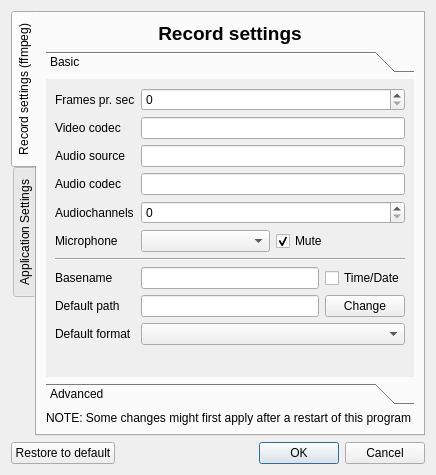
First picture: the form in source/settingsdialog.ui, repository froksen/FDesktopRecorder, before the edit.
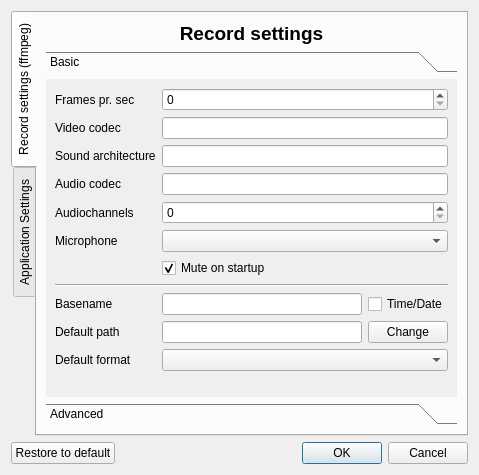
Second picture: the form after the edit.

Commit message: Updated UI help text + UI text in settingsdialog

```diff
--- a/source/settingsdialog.ui
+++ b/source/settingsdialog.ui
@@ -6,7 +6,7 @@
    <rect>
     <x>0</x>
     <y>0</y>
-    <width>435</width>
+    <width>479</width>
     <height>475</height>
    </rect>
   </property>
@@ -54,8 +54,8 @@
            <rect>
             <x>0</x>
             <y>0</y>
-            <width>386</width>
-            <height>307</height>
+            <width>424</width>
+            <height>332</height>
            </rect>
           </property>
           <attribute name="label">
@@ -127,21 +127,21 @@
                </property>
               </widget>
              </item>
-             <item row="6" column="0" colspan="2">
+             <item row="7" column="0" colspan="2">
               <widget class="Line" name="line">
                <property name="orientation">
                 <enum>Qt::Horizontal</enum>
                </property>
               </widget>
              </item>
-             <item row="7" column="0">
+             <item row="8" column="0">
               <widget class="QLabel" name="labelbasename">
                <property name="text">
                 <string>Basename</string>
                </property>
               </widget>
              </item>
-             <item row="7" column="1">
+             <item row="8" column="1">
               <layout class="QGridLayout" name="gridLayout">
                <item row="0" column="0">
                 <widget class="QLineEdit" name="lineEditbasename">
@@ -162,14 +162,14 @@
                </item>
               </layout>
              </item>
-             <item row="8" column="0">
+             <item row="9" column="0">
               <widget class="QLabel" name="labelpath">
                <property name="text">
                 <string>Default path</string>
                </property>
               </widget>
              </item>
-             <item row="8" column="1">
+             <item row="9" column="1">
               <layout class="QGridLayout" name="gridLayout_3">
                <item row="0" column="0">
                 <widget class="QLineEdit" name="lineEditpath">
@@ -193,14 +193,14 @@
                </item>
               </layout>
              </item>
-             <item row="9" column="0">
+             <item row="10" column="0">
               <widget class="QLabel" name="labelFormat">
                <property name="text">
                 <string>Default format</string>
                </property>
               </widget>
              </item>
-             <item row="9" column="1">
+             <item row="10" column="1">
               <widget class="QComboBox" name="comboBoxFormat">
                <property name="toolTip">
                 <string>Choose which format the recordings should be saved with. </string>
@@ -212,20 +212,7 @@
                <item row="0" column="0">
                 <widget class="QComboBox" name="comboBoxrecording">
                  <property name="toolTip">
-                  <string>Select a microphone input device</string>
-                 </property>
-                </widget>
-               </item>
-               <item row="0" column="1">
-                <widget class="QCheckBox" name="checkBoxMicMute">
-                 <property name="toolTip">
-                  <string>Mute the microphone. (No audio will be recorded)</string>
-                 </property>
-                 <property name="text">
-                  <string>Mute</string>
-                 </property>
-                 <property name="checked">
-                  <bool>true</bool>
+                  <string>Select a microphone.</string>
                  </property>
                 </widget>
                </item>
@@ -237,7 +224,20 @@
              <item row="2" column="0">
               <widget class="QLabel" name="label_3">
                <property name="text">
-                <string>Audio source</string>
+                <string>Sound architecture</string>
+               </property>
+              </widget>
+             </item>
+             <item row="6" column="1">
+              <widget class="QCheckBox" name="checkBoxMicMute">
+               <property name="toolTip">
+                <string>The microphone is muted as default on startup</string>
+               </property>
+               <property name="text">
+                <string>Mute on startup</string>
+               </property>
+               <property name="checked">
+                <bool>true</bool>
                </property>
               </widget>
              </item>
@@ -343,13 +343,6 @@
          </widget>
         </widget>
        </item>
-       <item>
-        <widget class="QLabel" name="label">
-         <property name="text">
-          <string>NOTE: Some changes might first apply after a restart of this program</string>
-         </property>
-        </widget>
-       </item>
       </layout>
      </widget>
      <widget class="QWidget" name="tabApplicationSettings">
```
Left out of the diff: 14 changed lines with no effect on the pictures.
